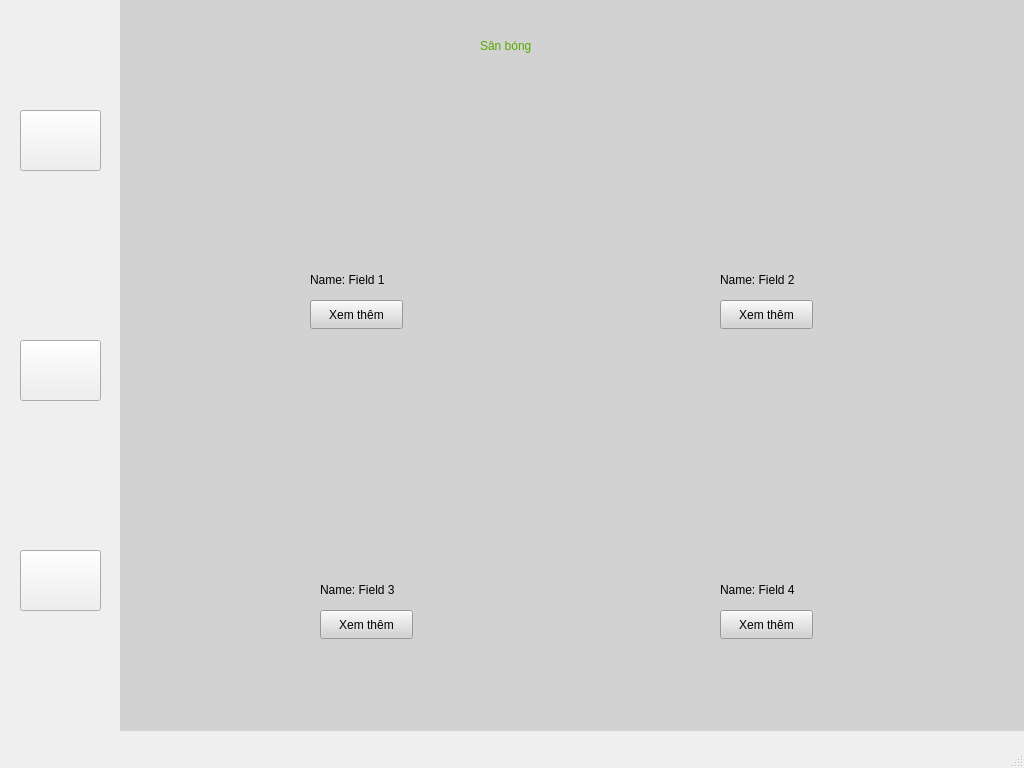
First picture: the form in ui/mainwindow.ui, repository NormalHumanUserName/python-app, before the edit.
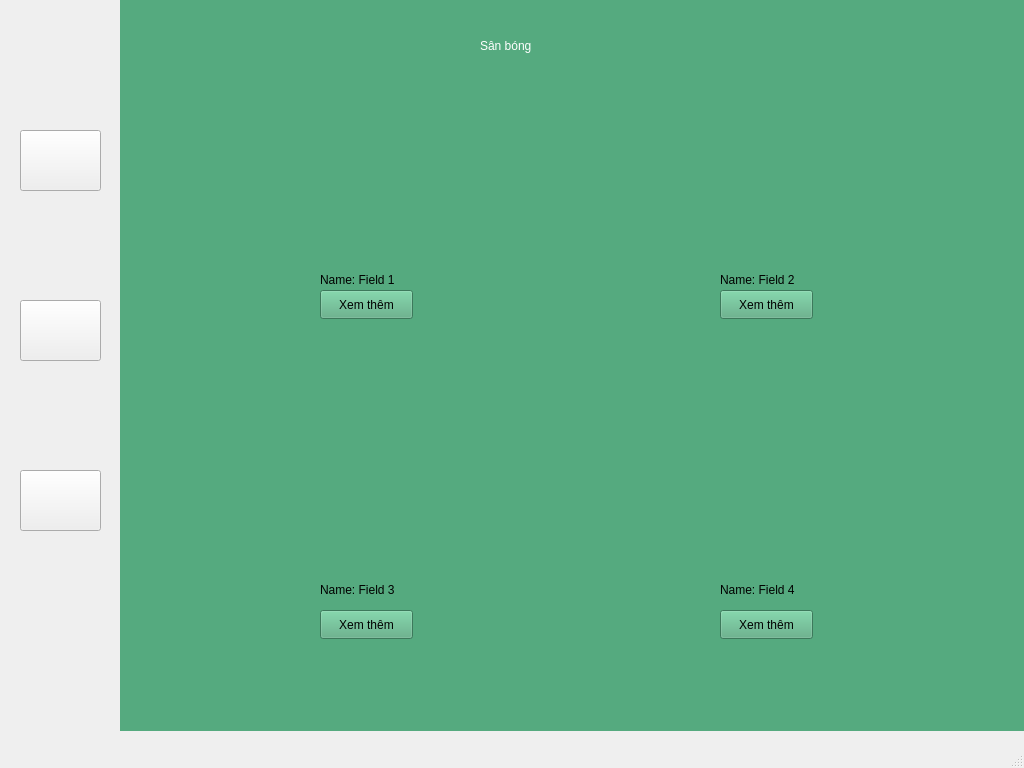
Second picture: the form after the edit. The open tabs and pages were chosen to show the change. Icons and pictures are not drawn.

```diff
--- a/ui/mainwindow.ui
+++ b/ui/mainwindow.ui
@@ -24,7 +24,7 @@
      </rect>
     </property>
     <property name="styleSheet">
-     <string notr="true">background-color:rgb(210, 210, 210)</string>
+     <string notr="true">background-color:rgb(85, 170, 127)</string>
     </property>
     <property name="currentIndex">
      <number>1</number>
@@ -1397,7 +1397,7 @@
       <property name="geometry">
        <rect>
         <x>120</x>
-        <y>100</y>
+        <y>90</y>
         <width>260</width>
         <height>160</height>
        </rect>
@@ -1415,7 +1415,7 @@
      <widget class="QLabel" name="label_12">
       <property name="geometry">
        <rect>
-        <x>190</x>
+        <x>200</x>
         <y>270</y>
         <width>101</width>
         <height>20</height>
@@ -1428,8 +1428,8 @@
      <widget class="QPushButton" name="pushButton">
       <property name="geometry">
        <rect>
-        <x>190</x>
-        <y>300</y>
+        <x>200</x>
+        <y>290</y>
         <width>93</width>
         <height>29</height>
        </rect>
@@ -1441,8 +1441,8 @@
      <widget class="QLabel" name="label_13">
       <property name="geometry">
        <rect>
-        <x>520</x>
-        <y>100</y>
+        <x>510</x>
+        <y>90</y>
         <width>260</width>
         <height>160</height>
        </rect>
@@ -1499,7 +1499,7 @@
       <property name="geometry">
        <rect>
         <x>600</x>
-        <y>300</y>
+        <y>290</y>
         <width>93</width>
         <height>29</height>
        </rect>
@@ -1584,7 +1584,7 @@
       </property>
       <property name="styleSheet">
        <string notr="true">font: 700 24pt &quot;Segoe UI&quot;;
-color:rgb(85, 170, 0)
+color:rgb(255, 255, 255)
 </string>
       </property>
       <property name="text">
@@ -1597,7 +1597,7 @@
     <property name="geometry">
      <rect>
       <x>20</x>
-      <y>110</y>
+      <y>130</y>
       <width>81</width>
       <height>61</height>
      </rect>
@@ -1614,7 +1614,7 @@
     <property name="geometry">
      <rect>
       <x>20</x>
-      <y>550</y>
+      <y>470</y>
       <width>81</width>
       <height>61</height>
      </rect>
@@ -1631,7 +1631,7 @@
     <property name="geometry">
      <rect>
       <x>20</x>
-      <y>340</y>
+      <y>300</y>
       <width>81</width>
       <height>61</height>
      </rect>
```
Left out of the diff: 17 changed lines with no effect on the pictures.
